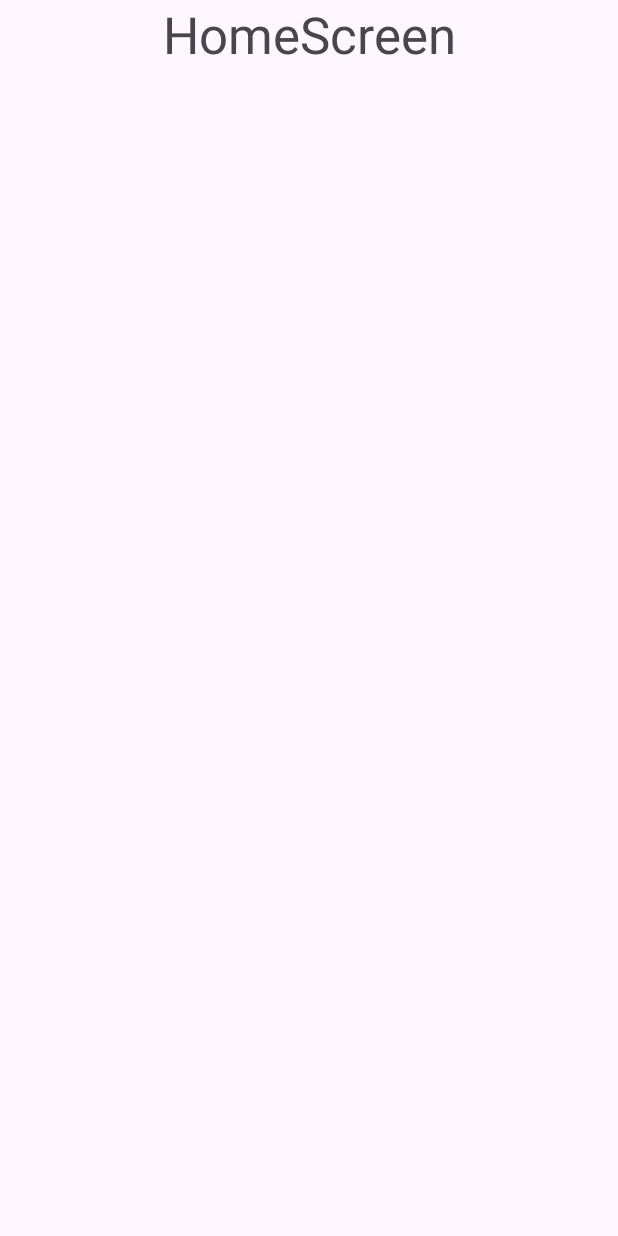
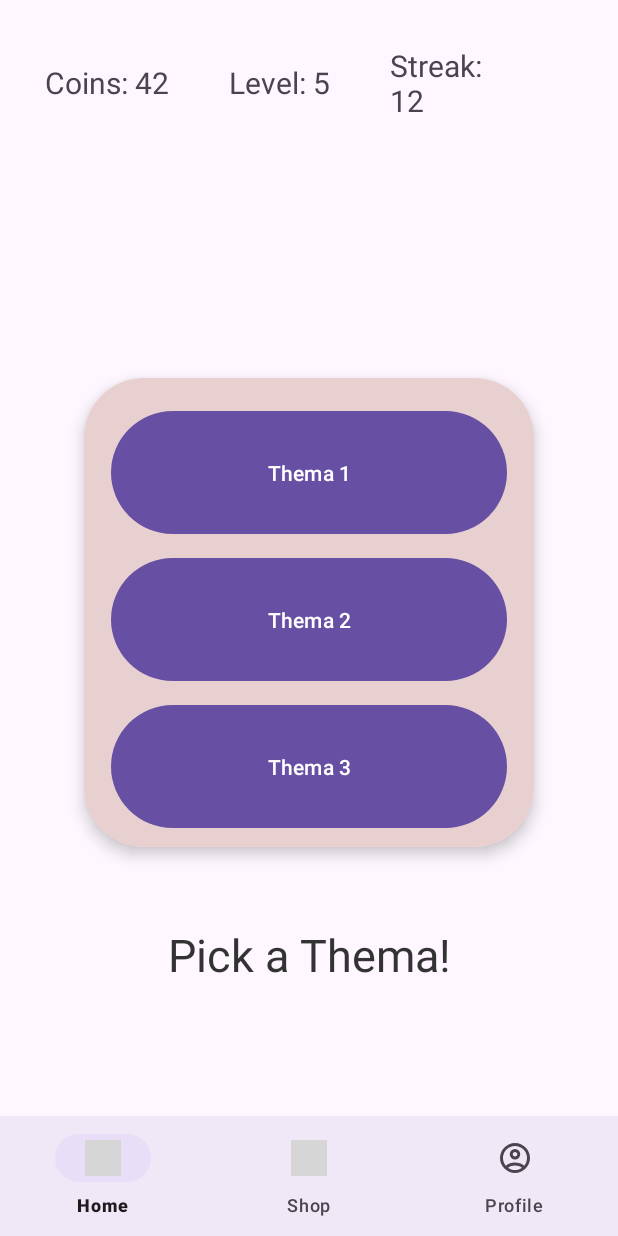
Before and after one commit to sebistuff/Show-Projects, an Android app: the screen it shows after launch (MainActivity), on a phone screen of 412 x 824 dp. Run offline under Robolectric (Android 15) with nearby library versions, the phone set to English and light mode, and no system bars; grey boxes are pictures that could not be loaded.

Commit message:
erstes commiten

```diff
--- a/app/src/main/java/ac/at/univie/hci/learneasy/MainActivity.java
+++ b/app/src/main/java/ac/at/univie/hci/learneasy/MainActivity.java
@@ -30,7 +30,23 @@ public class MainActivity extends AppCompatActivity {
         Fragment profile = new ProfileFragment();
         Fragment shop = new ShopFragment();
 
-        setFragment(home);
+        setFragment(home);BottomNavigationView bottomNav = findViewById(R.id.bottom_nav);
+        bottomNav.setOnItemSelectedListener(item -> {
+            int id = item.getItemId();
+
+            if (id == R.id.nav_home) {
+                setFragment(new HomeFragment());
+                return true;
+            } else if (id == R.id.nav_shop) {
+                setFragment(new ShopFragment());
+                return true;
+            } else if (id == R.id.nav_profile) {
+                setFragment(new ProfileFragment());
+                return true;
+            }
+            return false;
+
+        });
 
     }
 
--- /dev/null
+++ b/app/src/main/res/drawable/nav_profile.xml
@@ -0,0 +1,5 @@
+<vector xmlns:android="http://schemas.android.com/apk/res/android" android:height="24dp" android:tint="#000000" android:viewportHeight="960" android:viewportWidth="960" android:width="24dp">
+
+    <path android:fillColor="@android:color/white" android:pathData="M234,684Q285,645 348,622.5Q411,600 480,600Q549,600 612,622.5Q675,645 726,684Q761,643 780.5,591Q800,539 800,480Q800,347 706.5,253.5Q613,160 480,160Q347,160 253.5,253.5Q160,347 160,480Q160,539 179.5,591Q199,643 234,684ZM480,520Q421,520 380.5,479.5Q340,439 340,380Q340,321 380.5,280.5Q421,240 480,240Q539,240 579.5,280.5Q620,321 620,380Q620,439 579.5,479.5Q539,520 480,520ZM480,880Q397,880 324,848.5Q251,817 197,763Q143,709 111.5,636Q80,563 80,480Q80,397 111.5,324Q143,251 197,197Q251,143 324,111.5Q397,80 480,80Q563,80 636,111.5Q709,143 763,197Q817,251 848.5,324Q880,397 880,480Q880,563 848.5,636Q817,709 763,763Q709,817 636,848.5Q563,880 480,880ZM480,800Q533,800 580,784.5Q627,769 666,740Q627,711 580,695.5Q533,680 480,680Q427,680 380,695.5Q333,711 294,740Q333,769 380,784.5Q427,800 480,800ZM480,440Q506,440 523,423Q540,406 540,380Q540,354 523,337Q506,320 480,320Q454,320 437,337Q420,354 420,380Q420,406 437,423Q454,440 480,440ZM480,380Q480,380 480,380Q480,380 480,380Q480,380 480,380Q480,380 480,380Q480,380 480,380Q480,380 480,380Q480,380 480,380Q480,380 480,380ZM480,740Q480,740 480,740Q480,740 480,740Q480,740 480,740Q480,740 480,740Q480,740 480,740Q480,740 480,740Q480,740 480,740Q480,740 480,740Z"/>
+
+</vector>
--- a/app/src/main/res/layout/activity_main.xml
+++ b/app/src/main/res/layout/activity_main.xml
@@ -1,5 +1,6 @@
 <?xml version="1.0" encoding="utf-8"?>
-<androidx.constraintlayout.widget.ConstraintLayout xmlns:android="http://schemas.android.com/apk/res/android"
+<androidx.constraintlayout.widget.ConstraintLayout
+    xmlns:android="http://schemas.android.com/apk/res/android"
     xmlns:tools="http://schemas.android.com/tools"
     xmlns:app="http://schemas.android.com/apk/res-auto"
     android:id="@+id/main"
@@ -7,15 +8,25 @@
     android:layout_height="match_parent"
     tools:context=".MainActivity">
 
+    <!-- Fragment-Container für deine Screens -->
     <FrameLayout
-            android:layout_width="match_parent"
+        android:id="@+id/fragment_container"
+        android:layout_width="0dp"
         android:layout_height="0dp"
-            android:id="@+id/fragment_container"
-            app:layout_constraintEnd_toEndOf="parent"
-            app:layout_constraintHorizontal_bias="0.5"
+        app:layout_constraintTop_toTopOf="parent"
+        app:layout_constraintBottom_toTopOf="@id/bottom_nav"
         app:layout_constraintStart_toStartOf="parent"
-            app:layout_constraintTop_toTopOf="parent">
+        app:layout_constraintEnd_toEndOf="parent" />
 
-    </FrameLayout>
+    <!-- BottomNavigationView außerhalb vom FrameLayout -->
+    <com.google.android.material.bottomnavigation.BottomNavigationView
+        android:id="@+id/bottom_nav"
+        android:layout_width="0dp"
+        android:layout_height="wrap_content"
+        android:background="?android:attr/windowBackground"
+        app:menu="@menu/bottom_nav_menu"
+        app:layout_constraintBottom_toBottomOf="parent"
+        app:layout_constraintStart_toStartOf="parent"
+        app:layout_constraintEnd_toEndOf="parent" />
 
 </androidx.constraintlayout.widget.ConstraintLayout>
--- a/app/src/main/res/layout/fragment_home.xml
+++ b/app/src/main/res/layout/fragment_home.xml
@@ -1,17 +1,125 @@
 <?xml version="1.0" encoding="utf-8"?>
-<FrameLayout xmlns:android="http://schemas.android.com/apk/res/android"
-        xmlns:tools="http://schemas.android.com/tools"
+<LinearLayout xmlns:android="http://schemas.android.com/apk/res/android"
+    xmlns:tools="http://schemas.android.com/tools"
+    android:layout_width="match_parent"
+    android:layout_height="match_parent"
+    xmlns:app="http://schemas.android.com/apk/res-auto"
+    android:orientation="vertical"
+    android:gravity="center_horizontal"
+    tools:context=".HomeFragment">
+
+    <!-- Info-Leiste oben -->
+    <LinearLayout
+        android:id="@+id/info_header"
         android:layout_width="match_parent"
-        android:layout_height="match_parent"
-        tools:context=".HomeFragment">
+        android:layout_height="wrap_content"
+        android:orientation="horizontal"
+        android:padding="30dp"
+        android:gravity="center">
+        <TextView
+            android:id="@+id/text_coins"
+            android:layout_width="wrap_content"
+            android:layout_height="wrap_content"
+            android:text="Coins: 42"
+            android:textSize="20sp"
+            android:layout_marginEnd="40dp"/>
 
-    <!-- TODO: Update blank fragment layout -->
+
+        <TextView
+            android:id="@+id/text_level"
+            android:layout_width="wrap_content"
+            android:layout_height="wrap_content"
+            android:text="Level: 5"
+            android:textSize="20sp"
+            android:layout_marginEnd="40dp" />
+
+        <TextView
+            android:id="@+id/text_streak"
+            android:layout_width="wrap_content"
+            android:layout_height="wrap_content"
+            android:text="Streak: 12"
+            android:textSize="20sp"
+        android:layout_marginEnd="40dp"/>
+
+    </LinearLayout>
+
+    <!-- CardView mit ScrollView & Buttons -->
+    <androidx.cardview.widget.CardView
+        android:layout_width="wrap_content"
+        android:layout_height="355dp"
+        android:layout_marginTop="120dp"
+        android:elevation="6dp"
+        app:cardCornerRadius="40dp"
+        app:cardElevation="6dp"
+        app:cardUseCompatPadding="true">
+
+        <ScrollView
+            android:layout_width="wrap_content"
+            android:layout_height="wrap_content">
+
+
+            <LinearLayout
+                android:layout_width="300dp"
+                android:layout_height="wrap_content"
+                android:background="#E9D0D0"
+                android:orientation="vertical"
+                android:padding="18dp">
+
+                <Button
+                    android:id="@+id/button_thema1"
+                    android:layout_width="match_parent"
+                    android:layout_height="90dp"
+                    android:text="Thema 1" />
+
+                <Button
+                    android:id="@+id/button_thema2"
+                    android:layout_width="match_parent"
+                    android:layout_height="90dp"
+                    android:layout_marginTop="8dp"
+                    android:text="Thema 2" />
+
+                <Button
+                    android:id="@+id/button_thema3"
+                    android:layout_width="match_parent"
+                    android:layout_height="90dp"
+                    android:layout_marginTop="8dp"
+                    android:text="Thema 3" />
+
+                <Button
+                    android:id="@+id/button_thema4"
+                    android:layout_width="match_parent"
+                    android:layout_height="90dp"
+                    android:layout_marginTop="8dp"
+                    android:text="Thema 4" />
+
+                <Button
+                    android:id="@+id/button_thema5"
+                    android:layout_width="match_parent"
+                    android:layout_height="90dp"
+                    android:layout_marginTop="8dp"
+                    android:text="Thema 5" />
+            </LinearLayout>
+        </ScrollView>
+    </androidx.cardview.widget.CardView>
+
     <TextView
-            android:layout_width="match_parent"
-            android:layout_height="match_parent"
-            android:text="HomeScreen"
-            android:textSize="34sp"
-            android:textAlignment="center"
-            android:gravity="center" />
+        android:id="@+id/text_footer"
+        android:layout_width="match_parent"
+        android:layout_height="wrap_content"
+        android:text="Pick a Thema!"
+        android:textAlignment="center"
+        android:textSize="30sp"
+        android:layout_marginTop="30dp"
+        android:textColor="#333333" />
 
-</FrameLayout>
+    <com.google.android.material.bottomnavigation.BottomNavigationView
+        android:id="@+id/bottom_nav"
+        android:layout_width="match_parent"
+        android:layout_height="wrap_content"
+        android:layout_gravity="bottom"
+        android:layout_marginTop="100dp"
+
+        android:background="?android:attr/windowBackground"
+        app:menu="@menu/bottom_nav_menu" />
+
+</LinearLayout>
--- a/app/src/main/res/layout/fragment_profile.xml
+++ b/app/src/main/res/layout/fragment_profile.xml
@@ -1,16 +1,39 @@
 <?xml version="1.0" encoding="utf-8"?>
-<FrameLayout xmlns:android="http://schemas.android.com/apk/res/android"
-        xmlns:tools="http://schemas.android.com/tools"
+<LinearLayout xmlns:android="http://schemas.android.com/apk/res/android"
+    xmlns:tools="http://schemas.android.com/tools"
+    xmlns:app="http://schemas.android.com/apk/res-auto"
+    android:layout_width="match_parent"
+    android:layout_height="match_parent"
+    android:orientation="vertical"
+    android:gravity="center_horizontal"
+    android:padding="16dp"
+    tools:context=".ProfileFragment">
+
+    <!-- Profilbild -->
+    <ImageView
+        android:id="@+id/profile_img"
+        android:layout_width="200dp"
+        android:layout_height="200dp"
+        android:src="@drawable/baseline_person_24"
+        android:scaleType="centerCrop"
+        android:contentDescription="Profile image"
+        android:clickable="true"
+        android:focusable="true"
+        android:layout_marginBottom="16dp" />
+
+    <!-- Besitzliste -->
+    <ScrollView
         android:layout_width="match_parent"
-        android:layout_height="match_parent"
-        tools:context=".ProfileFragment">
+        android:layout_height="0dp"
+        android:layout_weight="1">
 
-    <!-- TODO: Update blank fragment layout -->
-    <TextView
+        <LinearLayout
+            android:id="@+id/owned_items_container"
             android:layout_width="match_parent"
-            android:layout_height="match_parent"
-            android:text="ProfileScreen"
-            android:textSize="34sp"
-            android:gravity="center" />
+            android:layout_height="wrap_content"
+            android:orientation="vertical">
+        </LinearLayout>
 
-</FrameLayout>
+    </ScrollView>
+
+</LinearLayout>
--- a/app/src/main/res/layout/fragment_shop.xml
+++ b/app/src/main/res/layout/fragment_shop.xml
@@ -1,9 +1,10 @@
 <?xml version="1.0" encoding="utf-8"?>
 <FrameLayout xmlns:android="http://schemas.android.com/apk/res/android"
-        xmlns:tools="http://schemas.android.com/tools"
-        android:layout_width="match_parent"
-        android:layout_height="match_parent"
-        tools:context=".ShopFragment">
+    xmlns:tools="http://schemas.android.com/tools"
+    android:layout_width="match_parent"
+    android:layout_height="match_parent"
+    xmlns:app="http://schemas.android.com/apk/res-auto"
+    tools:context=".ShopFragment">
 
     <!-- TODO: Update blank fragment layout -->
     <TextView
--- /dev/null
+++ b/app/src/main/res/menu/bottom_nav_menu.xml
@@ -0,0 +1,15 @@
+<?xml version="1.0" encoding="utf-8"?>
+<menu xmlns:android="http://schemas.android.com/apk/res/android">
+    <item
+        android:id="@+id/nav_home"
+        android:icon="@drawable/nav_home"
+        android:title="Home" />
+    <item
+        android:id="@+id/nav_shop"
+        android:icon="@drawable/nav_shop"
+        android:title="Shop" />
+    <item
+        android:id="@+id/nav_profile"
+        android:icon="@drawable/nav_profile"
+        android:title="Profile" />
+</menu>
```
Lines whose indentation alone changed are shown as unchanged.
